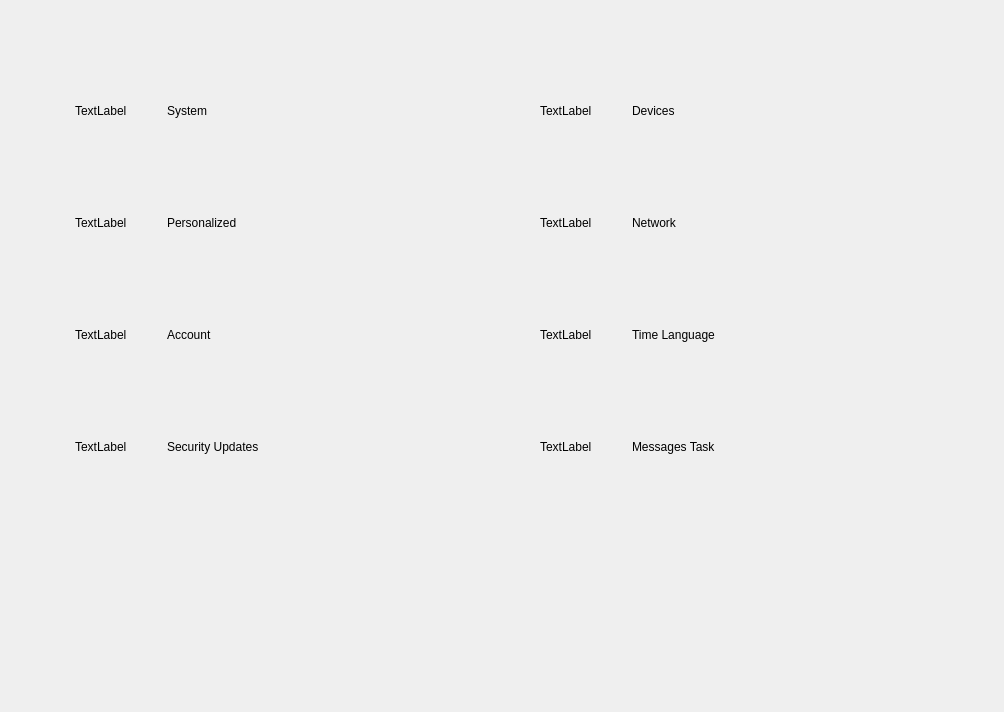
ukui/ukui-control-center, file mainui/mainpagewidget.ui: the form before one commit.
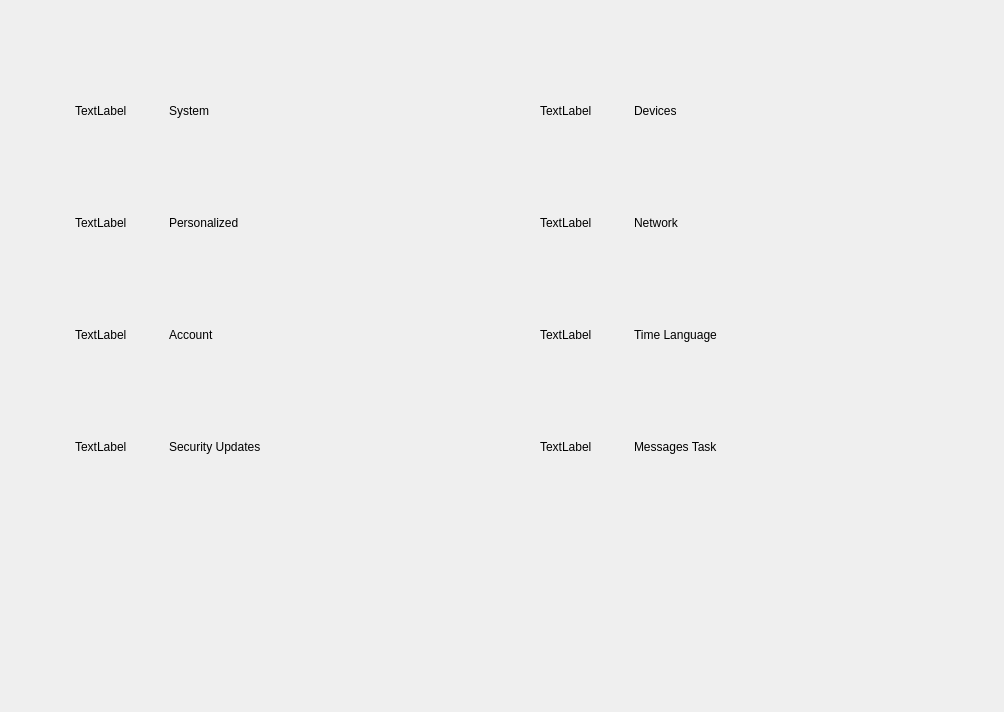
The form after the commit.

What changed in the file:
```diff
--- a/mainui/mainpagewidget.ui
+++ b/mainui/mainpagewidget.ui
@@ -117,14 +117,14 @@
                 <widget class="QLabel" name="systemLogo">
                  <property name="minimumSize">
                   <size>
-                   <width>62</width>
-                   <height>62</height>
+                   <width>64</width>
+                   <height>64</height>
                   </size>
                  </property>
                  <property name="maximumSize">
                   <size>
-                   <width>62</width>
-                   <height>62</height>
+                   <width>64</width>
+                   <height>64</height>
                   </size>
                  </property>
                  <property name="text">
@@ -236,14 +236,14 @@
                 <widget class="QLabel" name="devicesLogo">
                  <property name="minimumSize">
                   <size>
-                   <width>62</width>
-                   <height>62</height>
+                   <width>64</width>
+                   <height>64</height>
                   </size>
                  </property>
                  <property name="maximumSize">
                   <size>
-                   <width>62</width>
-                   <height>62</height>
+                   <width>64</width>
+                   <height>64</height>
                   </size>
                  </property>
                  <property name="text">
@@ -392,14 +392,14 @@
                 <widget class="QLabel" name="personalizedLogo">
                  <property name="minimumSize">
                   <size>
-                   <width>62</width>
-                   <height>62</height>
+                   <width>64</width>
+                   <height>64</height>
                   </size>
                  </property>
                  <property name="maximumSize">
                   <size>
-                   <width>62</width>
-                   <height>62</height>
+                   <width>64</width>
+                   <height>64</height>
                   </size>
                  </property>
                  <property name="text">
@@ -514,14 +514,14 @@
                 <widget class="QLabel" name="networkLogo">
                  <property name="minimumSize">
                   <size>
-                   <width>62</width>
-                   <height>62</height>
+                   <width>64</width>
+                   <height>64</height>
                   </size>
                  </property>
                  <property name="maximumSize">
                   <size>
-                   <width>62</width>
-                   <height>62</height>
+                   <width>64</width>
+                   <height>64</height>
                   </size>
                  </property>
                  <property name="text">
@@ -676,14 +676,14 @@
                 <widget class="QLabel" name="accountLogo">
                  <property name="minimumSize">
                   <size>
-                   <width>62</width>
-                   <height>62</height>
+                   <width>64</width>
+                   <height>64</height>
                   </size>
                  </property>
                  <property name="maximumSize">
                   <size>
-                   <width>62</width>
-                   <height>62</height>
+                   <width>64</width>
+                   <height>64</height>
                   </size>
                  </property>
                  <property name="text">
@@ -795,14 +795,14 @@
                 <widget class="QLabel" name="time_lanLogo">
                  <property name="minimumSize">
                   <size>
-                   <width>62</width>
-                   <height>62</height>
+                   <width>64</width>
+                   <height>64</height>
                   </size>
                  </property>
                  <property name="maximumSize">
                   <size>
-                   <width>62</width>
-                   <height>62</height>
+                   <width>64</width>
+                   <height>64</height>
                   </size>
                  </property>
                  <property name="text">
@@ -951,14 +951,14 @@
                 <widget class="QLabel" name="security_updatesLogo">
                  <property name="minimumSize">
                   <size>
-                   <width>62</width>
-                   <height>62</height>
+                   <width>64</width>
+                   <height>64</height>
                   </size>
                  </property>
                  <property name="maximumSize">
                   <size>
-                   <width>62</width>
-                   <height>62</height>
+                   <width>64</width>
+                   <height>64</height>
                   </size>
                  </property>
                  <property name="text">
@@ -1070,14 +1070,14 @@
                 <widget class="QLabel" name="messages_taskLogo">
                  <property name="minimumSize">
                   <size>
-                   <width>62</width>
-                   <height>62</height>
+                   <width>64</width>
+                   <height>64</height>
                   </size>
                  </property>
                  <property name="maximumSize">
                   <size>
-                   <width>62</width>
-                   <height>62</height>
+                   <width>64</width>
+                   <height>64</height>
                   </size>
                  </property>
                  <property name="text">
```
